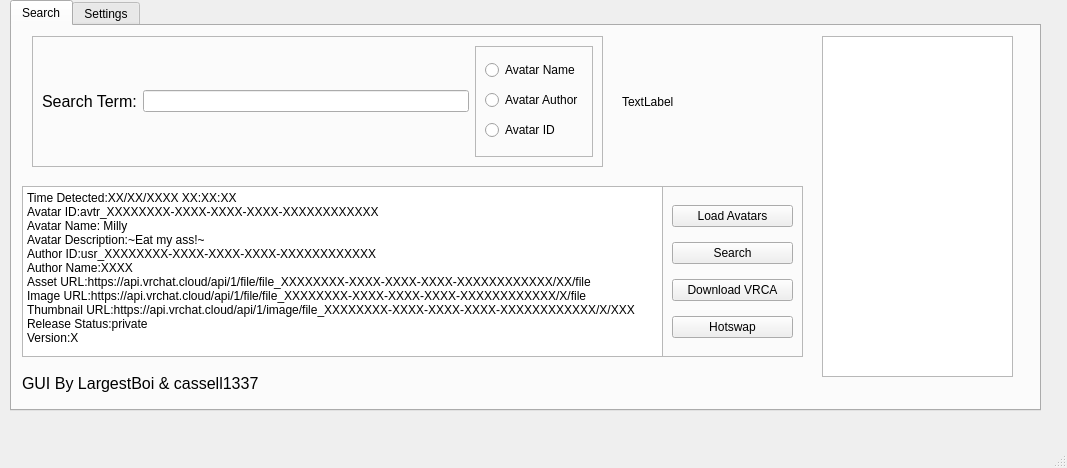
First picture: the form in RECODED/untitled.ui, repository Cranbaerry/A.R.E.S, before the edit.
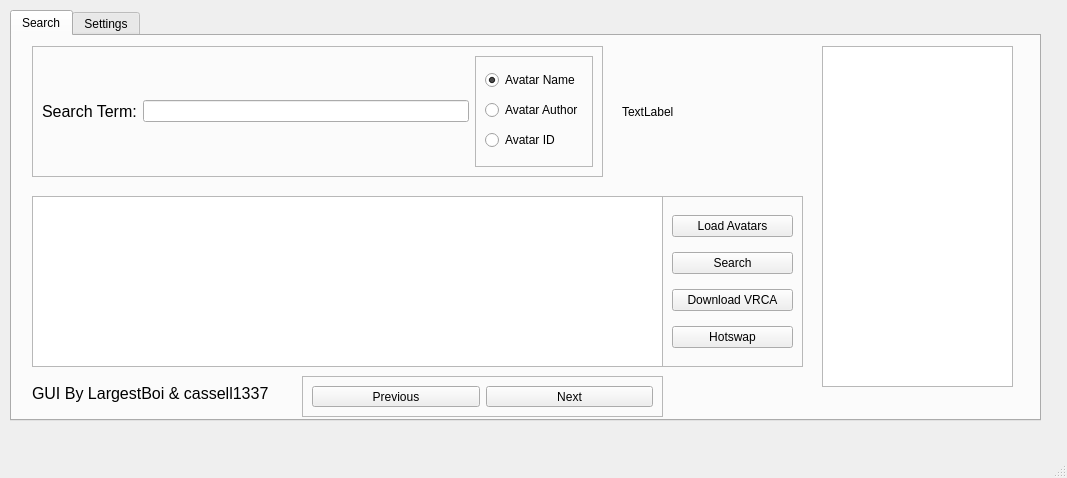
Second picture: the form after the edit.

```diff
--- a/RECODED/untitled.ui
+++ b/RECODED/untitled.ui
@@ -7,7 +7,7 @@
     <x>0</x>
     <y>0</y>
     <width>1067</width>
-    <height>468</height>
+    <height>478</height>
    </rect>
   </property>
   <property name="windowTitle">
@@ -18,7 +18,7 @@
     <property name="geometry">
      <rect>
       <x>10</x>
-      <y>0</y>
+      <y>10</y>
       <width>1031</width>
       <height>411</height>
      </rect>
@@ -101,6 +101,9 @@
             <property name="text">
              <string>Avatar Name</string>
             </property>
+            <property name="checked">
+             <bool>true</bool>
+            </property>
            </widget>
           </item>
           <item>
@@ -125,7 +128,7 @@
      <widget class="QLabel" name="label_3">
       <property name="geometry">
        <rect>
-        <x>10</x>
+        <x>20</x>
         <y>340</y>
         <width>251</width>
         <height>35</height>
@@ -186,12 +189,12 @@
        </item>
       </layout>
      </widget>
-     <widget class="QTextBrowser" name="textBrowser">
+     <widget class="QTextEdit" name="RawData">
       <property name="geometry">
        <rect>
-        <x>10</x>
+        <x>20</x>
         <y>160</y>
-        <width>641</width>
+        <width>631</width>
         <height>171</height>
        </rect>
       </property>
@@ -200,19 +203,41 @@
 &lt;html&gt;&lt;head&gt;&lt;meta name=&quot;qrichtext&quot; content=&quot;1&quot; /&gt;&lt;style type=&quot;text/css&quot;&gt;
 p, li { white-space: pre-wrap; }
 &lt;/style&gt;&lt;/head&gt;&lt;body style=&quot; font-family:'MS Shell Dlg 2'; font-size:8.25pt; font-weight:400; font-style:normal;&quot;&gt;
-&lt;p style=&quot; margin-top:0px; margin-bottom:0px; margin-left:0px; margin-right:0px; -qt-block-indent:0; text-indent:0px;&quot;&gt;&lt;span style=&quot; font-size:9pt;&quot;&gt;Time Detected:XX/XX/XXXX XX:XX:XX&lt;/span&gt;&lt;/p&gt;
-&lt;p style=&quot; margin-top:0px; margin-bottom:0px; margin-left:0px; margin-right:0px; -qt-block-indent:0; text-indent:0px;&quot;&gt;&lt;span style=&quot; font-size:9pt;&quot;&gt;Avatar ID:avtr_XXXXXXXX-XXXX-XXXX-XXXX-XXXXXXXXXXXX&lt;/span&gt;&lt;/p&gt;
-&lt;p style=&quot; margin-top:0px; margin-bottom:0px; margin-left:0px; margin-right:0px; -qt-block-indent:0; text-indent:0px;&quot;&gt;&lt;span style=&quot; font-size:9pt;&quot;&gt;Avatar Name: Milly&lt;/span&gt;&lt;/p&gt;
-&lt;p style=&quot; margin-top:0px; margin-bottom:0px; margin-left:0px; margin-right:0px; -qt-block-indent:0; text-indent:0px;&quot;&gt;&lt;span style=&quot; font-size:9pt;&quot;&gt;Avatar Description:~Eat my assǃ~&lt;/span&gt;&lt;/p&gt;
-&lt;p style=&quot; margin-top:0px; margin-bottom:0px; margin-left:0px; margin-right:0px; -qt-block-indent:0; text-indent:0px;&quot;&gt;&lt;span style=&quot; font-size:9pt;&quot;&gt;Author ID:usr_XXXXXXXX-XXXX-XXXX-XXXX-XXXXXXXXXXXX&lt;/span&gt;&lt;/p&gt;
-&lt;p style=&quot; margin-top:0px; margin-bottom:0px; margin-left:0px; margin-right:0px; -qt-block-indent:0; text-indent:0px;&quot;&gt;&lt;span style=&quot; font-size:9pt;&quot;&gt;Author Name:XXXX&lt;/span&gt;&lt;/p&gt;
-&lt;p style=&quot; margin-top:0px; margin-bottom:0px; margin-left:0px; margin-right:0px; -qt-block-indent:0; text-indent:0px;&quot;&gt;&lt;span style=&quot; font-size:9pt;&quot;&gt;Asset URL:https://api.vrchat.cloud/api/1/file/file_XXXXXXXX-XXXX-XXXX-XXXX-XXXXXXXXXXXX/XX/file&lt;/span&gt;&lt;/p&gt;
-&lt;p style=&quot; margin-top:0px; margin-bottom:0px; margin-left:0px; margin-right:0px; -qt-block-indent:0; text-indent:0px;&quot;&gt;&lt;span style=&quot; font-size:9pt;&quot;&gt;Image URL:https://api.vrchat.cloud/api/1/file/file_XXXXXXXX-XXXX-XXXX-XXXX-XXXXXXXXXXXX/X/file&lt;/span&gt;&lt;/p&gt;
-&lt;p style=&quot; margin-top:0px; margin-bottom:0px; margin-left:0px; margin-right:0px; -qt-block-indent:0; text-indent:0px;&quot;&gt;&lt;span style=&quot; font-size:9pt;&quot;&gt;Thumbnail URL:https://api.vrchat.cloud/api/1/image/file_XXXXXXXX-XXXX-XXXX-XXXX-XXXXXXXXXXXX/X/XXX&lt;/span&gt;&lt;/p&gt;
-&lt;p style=&quot; margin-top:0px; margin-bottom:0px; margin-left:0px; margin-right:0px; -qt-block-indent:0; text-indent:0px;&quot;&gt;&lt;span style=&quot; font-size:9pt;&quot;&gt;Release Status:private&lt;/span&gt;&lt;/p&gt;
-&lt;p style=&quot; margin-top:0px; margin-bottom:0px; margin-left:0px; margin-right:0px; -qt-block-indent:0; text-indent:0px;&quot;&gt;&lt;span style=&quot; font-size:9pt;&quot;&gt;Version:X&lt;/span&gt;&lt;/p&gt;&lt;/body&gt;&lt;/html&gt;</string>
+&lt;p style=&quot;-qt-paragraph-type:empty; margin-top:0px; margin-bottom:0px; margin-left:0px; margin-right:0px; -qt-block-indent:0; text-indent:0px;&quot;&gt;&lt;br /&gt;&lt;/p&gt;&lt;/body&gt;&lt;/html&gt;</string>
       </property>
      </widget>
+     <widget class="QFrame" name="frame_4">
+      <property name="geometry">
+       <rect>
+        <x>290</x>
+        <y>340</y>
+        <width>361</width>
+        <height>41</height>
+       </rect>
+      </property>
+      <property name="frameShape">
+       <enum>QFrame::StyledPanel</enum>
+      </property>
+      <property name="frameShadow">
+       <enum>QFrame::Raised</enum>
+      </property>
+      <layout class="QHBoxLayout" name="horizontalLayout_2">
+       <item>
+        <widget class="QPushButton" name="BackButton">
+         <property name="text">
+          <string>Previous</string>
+         </property>
+        </widget>
+       </item>
+       <item>
+        <widget class="QPushButton" name="NextButton">
+         <property name="text">
+          <string>Next</string>
+         </property>
+        </widget>
+       </item>
+      </layout>
+     </widget>
     </widget>
     <widget class="QWidget" name="tab_2">
      <attribute name="title">
```
